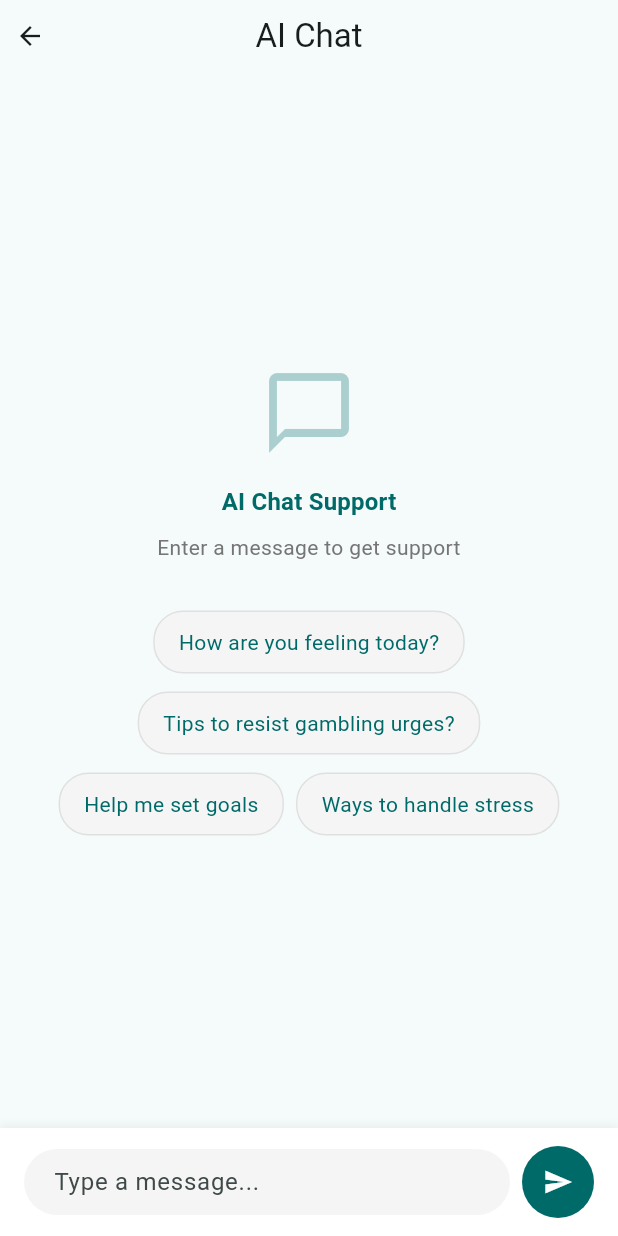
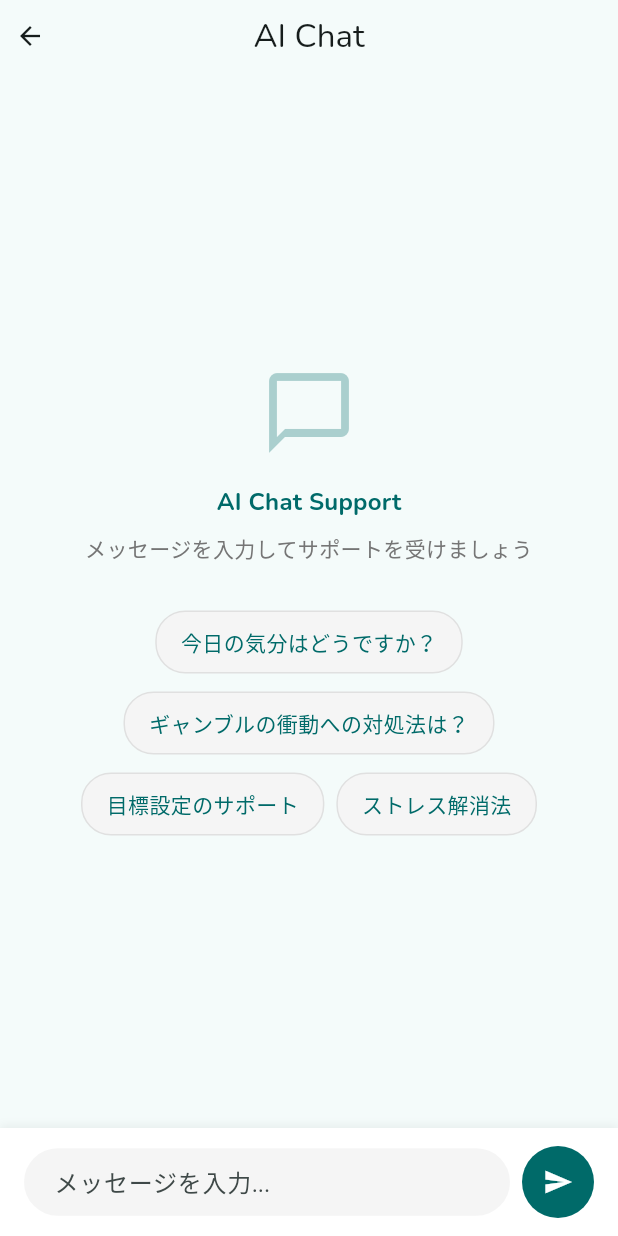
Before and after one commit to yshima42/gambless, a Flutter app: the ChatPage screen opened by its route, after a tap on the "send" icon, on a phone screen of 412 x 824 dp. Run offline on Flutter 3.47's test engine with Material 3 defaults, Android fonts, the phone set to English and light mode, and no system bars; our stand-ins replace flutter_dotenv, flutter_riverpod, go_router, google_fonts, logger, supabase_flutter; accounts and stored records are empty.

Commit message:
feat: とりあえずchatできる

```diff
--- /dev/null
+++ b/devtools_options.yaml
@@ -0,0 +1,3 @@
+description: This file stores settings for Dart & Flutter DevTools.
+documentation: https://docs.flutter.dev/tools/devtools/extensions#configure-extension-enablement-states
+extensions:
--- a/lib/core/theme/app_theme.dart
+++ b/lib/core/theme/app_theme.dart
@@ -1,12 +1,12 @@
 import 'package:flutter/material.dart';
 // なぜか認識されない。後で直す
-// import 'package:google_fonts/google_fonts.dart';
+import 'package:google_fonts/google_fonts.dart';
 
 class AppTheme {
   static ThemeData get light => ThemeData(
         useMaterial3: true,
         colorSchemeSeed: const Color(0xFF006E6D),
-        // textTheme: GoogleFonts.nunitoTextTheme(),
+        textTheme: GoogleFonts.nunitoTextTheme(),
         cardTheme: CardTheme(
           elevation: 0,
           shape: RoundedRectangleBorder(
--- /dev/null
+++ b/lib/features/chat/domain/entities/chat_message.dart
@@ -0,0 +1,11 @@
+class ChatMessage {
+  final String content;
+  final bool isUser;
+  final DateTime timestamp;
+
+  ChatMessage({
+    required this.content,
+    required this.isUser,
+    required this.timestamp,
+  });
+}
--- a/lib/features/chat/presentation/pages/chat_page.dart
+++ b/lib/features/chat/presentation/pages/chat_page.dart
@@ -1,8 +1,73 @@
 import 'package:flutter/material.dart';
+import 'package:gambless/utils/logger.dart';
 import 'package:go_router/go_router.dart';
+import 'package:supabase_flutter/supabase_flutter.dart';
 
-class ChatPage extends StatelessWidget {
+import '../../data/repositories/chat_repository.dart';
+import '../../domain/entities/chat_message.dart';
+
+class ChatPage extends StatefulWidget {
   const ChatPage({super.key});
+
+  @override
+  State<ChatPage> createState() => _ChatPageState();
+}
+
+class _ChatPageState extends State<ChatPage> {
+  final TextEditingController _messageController = TextEditingController();
+  final List<ChatMessage> _messages = [];
+  late final ChatRepository _chatRepository;
+  bool _isLoading = false;
+
+  @override
+  void initState() {
+    super.initState();
+    _chatRepository = ChatRepository(Supabase.instance.client);
+  }
+
+  @override
+  void dispose() {
+    _messageController.dispose();
+    super.dispose();
+  }
+
+  Future<void> _sendMessage() async {
+    final message = _messageController.text.trim();
+    if (message.isEmpty) return;
+
+    setState(() {
+      _isLoading = true;
+      _messages.add(ChatMessage(
+        content: message,
+        isUser: true,
+        timestamp: DateTime.now(),
+      ));
+    });
+
+    _messageController.clear();
+
+    try {
+      final response = await _chatRepository.sendMessage(message);
+      logger.i('AI Response: $response'); // デバッグ用ログ出力
+
+      setState(() {
+        _messages.add(ChatMessage(
+          content: response,
+          isUser: false,
+          timestamp: DateTime.now(),
+        ));
+      });
+    } catch (e) {
+      logger.e('Error: $e'); // エラーログ
+      ScaffoldMessenger.of(context).showSnackBar(
+        SnackBar(content: Text('メッセージの送信に失敗しました: $e')),
+      );
+    } finally {
+      setState(() {
+        _isLoading = false;
+      });
+    }
+  }
 
   @override
   Widget build(BuildContext context) {
@@ -11,11 +76,11 @@ class ChatPage extends StatelessWidget {
         title: const Text('AI Chat'),
         centerTitle: true,
         titleSpacing: 0,
-        toolbarHeight: 48, // Smaller AppBar
+        toolbarHeight: 48,
         leading: IconButton(
           icon: const Icon(Icons.arrow_back),
           onPressed: () => context.pop(),
-          iconSize: 20, // Smaller icon
+          iconSize: 20,
           visualDensity: VisualDensity.compact,
         ),
         leadingWidth: 40,
@@ -24,65 +89,16 @@ class ChatPage extends StatelessWidget {
         child: Column(
           children: [
             Expanded(
-              child: Center(
-                child: SingleChildScrollView(
-                  // Added ScrollView to prevent overflow
-                  child: Column(
-                    mainAxisSize:
-                        MainAxisSize.min, // Changed to min to prevent overflow
-                    children: [
-                      Icon(
-                        Icons.chat_bubble_outline,
-                        size: 64,
-                        color: Theme.of(context)
-                            .colorScheme
-                            .primary
-                            .withValues(alpha: 0.3),
-                      ),
-                      const SizedBox(height: 16),
-                      Text(
-                        'AI Chat Support',
-                        style:
-                            Theme.of(context).textTheme.titleMedium?.copyWith(
-                                  fontWeight: FontWeight.bold,
-                                  color: Theme.of(context).colorScheme.primary,
-                                ),
-                      ),
-                      const SizedBox(height: 8),
-                      Padding(
-                        padding: const EdgeInsets.symmetric(horizontal: 32),
-                        child: Text(
-                          'Enter a message to get support',
-                          textAlign: TextAlign.center,
-                          style: TextStyle(
-                            color: Colors.grey.shade600,
-                            fontSize: 14,
-                          ),
-                        ),
-                      ),
-                      const SizedBox(height: 32),
-                      // Suggestion chips
-                      Padding(
-                        padding: const EdgeInsets.symmetric(horizontal: 16),
-                        child: Wrap(
-                          alignment: WrapAlignment.center,
-                          spacing: 8,
-                          runSpacing: 12,
-                          children: [
-                            _buildSuggestionChip(
-                                context, 'How are you feeling today?'),
-                            _buildSuggestionChip(
-                                context, 'Tips to resist gambling urges?'),
-                            _buildSuggestionChip(context, 'Help me set goals'),
-                            _buildSuggestionChip(
-                                context, 'Ways to handle stress'),
-                          ],
-                        ),
-                      ),
-                    ],
-                  ),
-                ),
-              ),
+              child: _messages.isEmpty
+                  ? _buildEmptyState(context)
+                  : ListView.builder(
+                      padding: const EdgeInsets.all(16),
+                      itemCount: _messages.length,
+                      itemBuilder: (context, index) {
+                        final message = _messages[index];
+                        return _buildMessageBubble(message);
+                      },
+                    ),
             ),
             Container(
               padding: const EdgeInsets.symmetric(horizontal: 16, vertical: 12),
@@ -90,7 +106,7 @@ class ChatPage extends StatelessWidget {
                 color: Colors.white,
                 boxShadow: [
                   BoxShadow(
-                    color: Colors.black.withValues(alpha: 0.05),
+                    color: Colors.black.withOpacity(0.05),
                     blurRadius: 4,
                     offset: const Offset(0, -2),
                   ),
@@ -100,8 +116,9 @@ class ChatPage extends StatelessWidget {
                 children: [
                   Expanded(
                     child: TextField(
+                      controller: _messageController,
                       decoration: InputDecoration(
-                        hintText: 'Type a message...',
+                        hintText: 'メッセージを入力...',
                         border: OutlineInputBorder(
                           borderRadius: BorderRadius.circular(24),
                           borderSide: BorderSide.none,
@@ -114,6 +131,7 @@ class ChatPage extends StatelessWidget {
                         ),
                         isDense: true,
                       ),
+                      onSubmitted: (_) => _sendMessage(),
                     ),
                   ),
                   const SizedBox(width: 8),
@@ -123,9 +141,18 @@ class ChatPage extends StatelessWidget {
                       shape: BoxShape.circle,
                     ),
                     child: IconButton(
-                      onPressed: () {},
-                      icon:
-                          const Icon(Icons.send, color: Colors.white, size: 20),
+                      onPressed: _isLoading ? null : _sendMessage,
+                      icon: _isLoading
+                          ? const SizedBox(
+                              width: 20,
+                              height: 20,
+                              child: CircularProgressIndicator(
+                                color: Colors.white,
+                                strokeWidth: 2,
+                              ),
+                            )
+                          : const Icon(Icons.send,
+                              color: Colors.white, size: 20),
                       padding: const EdgeInsets.all(8),
                       constraints: const BoxConstraints(
                         minHeight: 40,
@@ -142,10 +169,63 @@ class ChatPage extends StatelessWidget {
     );
   }
 
+  Widget _buildEmptyState(BuildContext context) {
+    return Center(
+      child: SingleChildScrollView(
+        child: Column(
+          mainAxisSize: MainAxisSize.min,
+          children: [
+            Icon(
+              Icons.chat_bubble_outline,
+              size: 64,
+              color: Theme.of(context).colorScheme.primary.withOpacity(0.3),
+            ),
+            const SizedBox(height: 16),
+            Text(
+              'AI Chat Support',
+              style: Theme.of(context).textTheme.titleMedium?.copyWith(
+                    fontWeight: FontWeight.bold,
+                    color: Theme.of(context).colorScheme.primary,
+                  ),
+            ),
+            const SizedBox(height: 8),
+            Padding(
+              padding: const EdgeInsets.symmetric(horizontal: 32),
+              child: Text(
+                'メッセージを入力してサポートを受けましょう',
+                textAlign: TextAlign.center,
+                style: TextStyle(
+                  color: Colors.grey.shade600,
+                  fontSize: 14,
+                ),
+              ),
+            ),
+            const SizedBox(height: 32),
+            Padding(
+              padding: const EdgeInsets.symmetric(horizontal: 16),
+              child: Wrap(
+                alignment: WrapAlignment.center,
+                spacing: 8,
+                runSpacing: 12,
+                children: [
+                  _buildSuggestionChip(context, '今日の気分はどうですか？'),
+                  _buildSuggestionChip(context, 'ギャンブルの衝動への対処法は？'),
+                  _buildSuggestionChip(context, '目標設定のサポート'),
+                  _buildSuggestionChip(context, 'ストレス解消法'),
+                ],
+              ),
+            ),
+          ],
+        ),
+      ),
+    );
+  }
+
   Widget _buildSuggestionChip(BuildContext context, String text) {
     return InkWell(
       onTap: () {
-        // Handle suggestion tap here
+        _messageController.text = text;
+        _sendMessage();
       },
       borderRadius: BorderRadius.circular(20),
       child: Container(
@@ -168,4 +248,26 @@ class ChatPage extends StatelessWidget {
       ),
     );
   }
+
+  Widget _buildMessageBubble(ChatMessage message) {
+    return Align(
+      alignment: message.isUser ? Alignment.centerRight : Alignment.centerLeft,
+      child: Container(
+        margin: const EdgeInsets.only(bottom: 8),
+        padding: const EdgeInsets.symmetric(horizontal: 16, vertical: 10),
+        decoration: BoxDecoration(
+          color: message.isUser
+              ? Theme.of(context).colorScheme.primary
+              : Colors.grey.shade100,
+          borderRadius: BorderRadius.circular(20),
+        ),
+        child: Text(
+          message.content,
+          style: TextStyle(
+            color: message.isUser ? Colors.white : Colors.black87,
+          ),
+        ),
+      ),
+    );
+  }
 }
--- /dev/null
+++ b/lib/utils/logger.dart
@@ -0,0 +1,3 @@
+import 'package:logger/logger.dart';
+
+final logger = Logger();
```
Also changed, not shown: lib/features/chat/data/repositories/chat_repository.dart (added, +24 -0 lines), lib/main.dart (+16 -1 lines), pubspec.yaml (+9 -2 lines), pubspec.lock.
